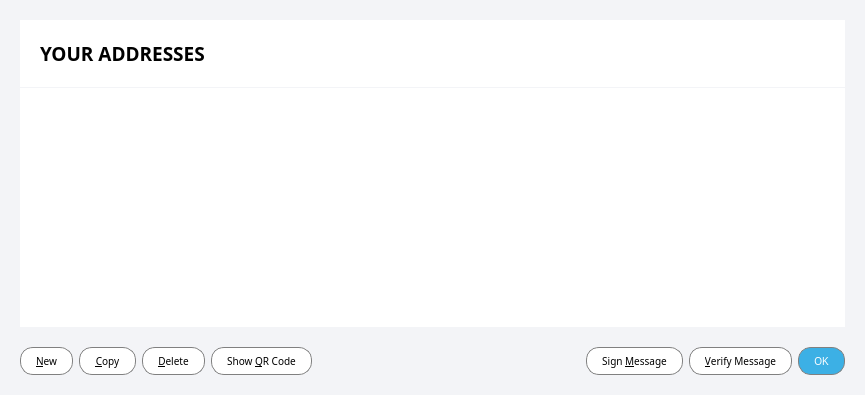
The window that src/qt/forms/addressbookpage.ui (aurovine/AudioCoin) describes before a commit, drawn with Qt 5.
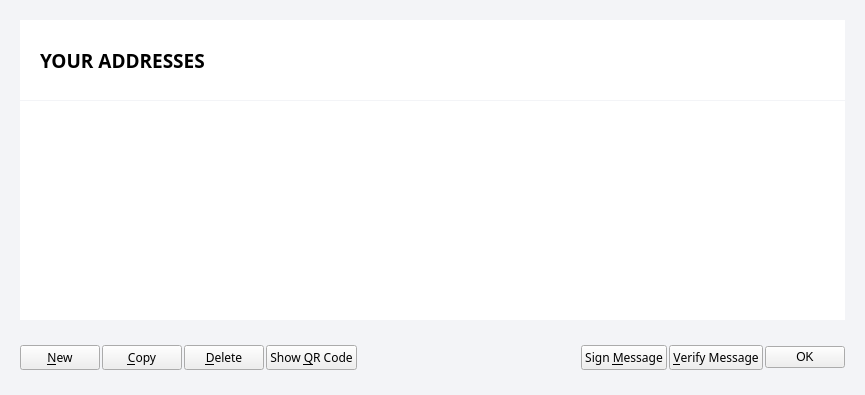
The same window after the commit. Icons and pictures are not drawn. Custom widgets are drawn as their Qt base class.

Commit message: changes overall button design and fixes minor ui discrepancies

```diff
--- a/src/qt/forms/addressbookpage.ui
+++ b/src/qt/forms/addressbookpage.ui
@@ -82,7 +82,7 @@
         <property name="minimumSize">
          <size>
           <width>0</width>
-          <height>60</height>
+          <height>80</height>
          </size>
         </property>
         <layout class="QHBoxLayout" name="horizontalLayout_2">
@@ -222,15 +222,31 @@
    </item>
    <item>
     <widget class="QWidget" name="buttonWidget" native="true">
+     <property name="sizePolicy">
+      <sizepolicy hsizetype="Preferred" vsizetype="Fixed">
+       <horstretch>0</horstretch>
+       <verstretch>0</verstretch>
+      </sizepolicy>
+     </property>
+     <property name="minimumSize">
+      <size>
+       <width>0</width>
+       <height>75</height>
+      </size>
+     </property>
+     <property name="maximumSize">
+      <size>
+       <width>16777215</width>
+       <height>75</height>
+      </size>
+     </property>
      <property name="styleSheet">
-      <string notr="true">#buttonWidget { background-color: #f3f4f7; }
-
-QPushButton { font-family: 'Montserrat'; text-transform: uppercase; font-size: 10px; border: 1px solid gray; padding: 0px 15px; border-radius: 13px; min-height: 26px; max-height: 26px; background-color: white; }
-
-QPushButton:hover, QPushButton:pressed { background-color: #1c99d2; color: white; }
-QPushButton:disabled { background-color: white; color: gray; }</string>
+      <string notr="true">#buttonWidget { background-color: #f3f4f7; }</string>
      </property>
      <layout class="QHBoxLayout" name="horizontalLayout">
+      <property name="spacing">
+       <number>2</number>
+      </property>
       <property name="leftMargin">
        <number>20</number>
       </property>
@@ -248,7 +264,6 @@
         <property name="font">
          <font>
           <family>Montserrat</family>
-          <pointsize>-1</pointsize>
          </font>
         </property>
         <property name="toolTip">
@@ -264,7 +279,6 @@
         <property name="font">
          <font>
           <family>Montserrat</family>
-          <pointsize>-1</pointsize>
          </font>
         </property>
         <property name="toolTip">
@@ -280,7 +294,6 @@
         <property name="font">
          <font>
           <family>Montserrat</family>
-          <pointsize>-1</pointsize>
          </font>
         </property>
         <property name="toolTip">
@@ -296,7 +309,6 @@
         <property name="font">
          <font>
           <family>Montserrat</family>
-          <pointsize>-1</pointsize>
          </font>
         </property>
         <property name="text">
@@ -322,7 +334,6 @@
         <property name="font">
          <font>
           <family>Montserrat</family>
-          <pointsize>-1</pointsize>
          </font>
         </property>
         <property name="toolTip">
@@ -338,7 +349,6 @@
         <property name="font">
          <font>
           <family>Montserrat</family>
-          <pointsize>-1</pointsize>
          </font>
         </property>
         <property name="toolTip">
@@ -350,11 +360,7 @@
        </widget>
       </item>
       <item>
-       <widget class="QPushButton" name="okButton">
-        <property name="styleSheet">
-         <string notr="true">#okButton { background-color: #3cb0e5; color: white; border: 1px solid gray; }
-#okButton:hover, #okButton:pressed { background-color: #1c99d2; }</string>
-        </property>
+       <widget class="QCustomButton" name="confirmButton">
         <property name="text">
          <string>OK</string>
         </property>
@@ -365,6 +371,13 @@
    </item>
   </layout>
  </widget>
+ <customwidgets>
+  <customwidget>
+   <class>QCustomButton</class>
+   <extends>QPushButton</extends>
+   <header>qcustombutton.h</header>
+  </customwidget>
+ </customwidgets>
  <resources>
   <include location="../bitcoin.qrc"/>
  </resources>
```
Left out of the diff: 22 changed lines with no effect on the pictures. The commit also changes 188 other files.
